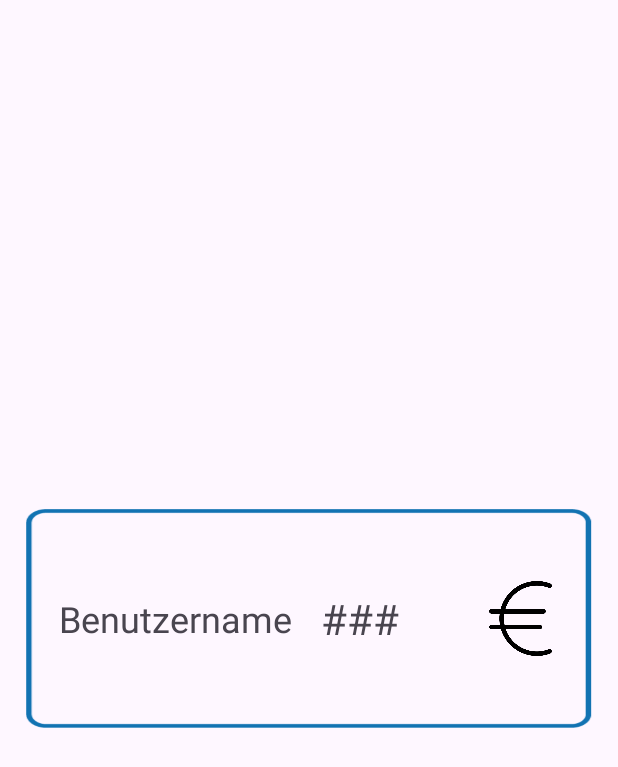
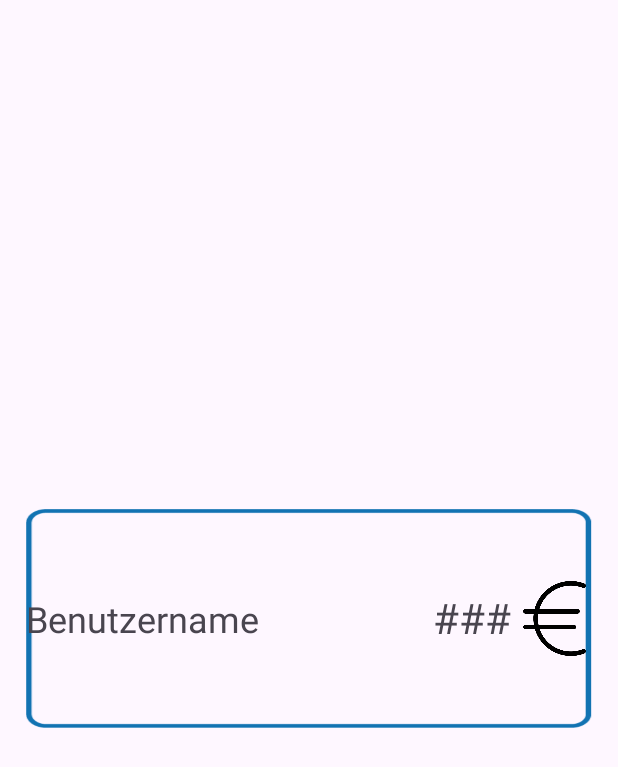
Before and after one commit to UNSERsplit/App, an Android app: the layout layout_transaction_userlist_half.xml on its own in the app's theme, with its tools: preview values and no code run, on a phone screen of 412 x 824 dp. Shown: the top 767 px of the screen. Run offline under Robolectric (Android 15) with nearby library versions, the phone set to English and light mode, and no system bars; network calls fail; Roboto replaces fonts that are not available here.

Commit message:
Transaction - buttons added, custom slpit initialized

```diff
--- a/app/src/main/res/layout/layout_transaction_userlist_half.xml
+++ b/app/src/main/res/layout/layout_transaction_userlist_half.xml
@@ -36,14 +36,44 @@
                 android:textSize="24sp" />
 
 
-            <TextView
-                android:id="@+id/textViewBetrag"
-                android:layout_width="wrap_content"
+            <Space
+                android:layout_width="10dp"
                 android:layout_height="wrap_content"
-                android:layout_marginEnd="56dp"
-                android:gravity="center"
-                android:text="###"
-                android:textSize="28sp" />
+                android:layout_weight="1" />
+
+            <androidx.constraintlayout.widget.ConstraintLayout
+                android:id="@+id/splitValueContainer"
+                android:layout_width="59dp"
+                android:layout_height="48dp">
+
+                <TextView
+                    android:id="@+id/textViewBetrag"
+                    android:layout_width="match_parent"
+                    android:layout_height="match_parent"
+                    android:gravity="center"
+                    android:text="###"
+                    android:textSize="28sp"
+                    android:visibility="visible"
+                    app:layout_constraintBottom_toBottomOf="parent"
+                    app:layout_constraintEnd_toEndOf="parent"
+                    app:layout_constraintStart_toStartOf="parent"
+                    app:layout_constraintTop_toTopOf="parent" />
+
+                <EditText
+                    android:id="@+id/editTextNumber"
+                    android:layout_width="match_parent"
+                    android:layout_height="match_parent"
+                    android:ems="10"
+                    android:hint="@string/betrag"
+                    android:inputType="number"
+                    android:minWidth="48dp"
+                    android:minHeight="48dp"
+                    android:visibility="invisible"
+                    app:layout_constraintBottom_toTopOf="@+id/textViewBetrag"
+                    app:layout_constraintEnd_toEndOf="parent"
+                    app:layout_constraintStart_toStartOf="parent"
+                    app:layout_constraintTop_toTopOf="parent" />
+            </androidx.constraintlayout.widget.ConstraintLayout>
 
             <ImageView
                 android:id="@+id/euro"
```
Also changed, not shown: app/src/main/res/layout/activity_add_transaction.xml (+5 -3 lines), app/src/main/res/values/strings.xml (+13 -0 lines).
